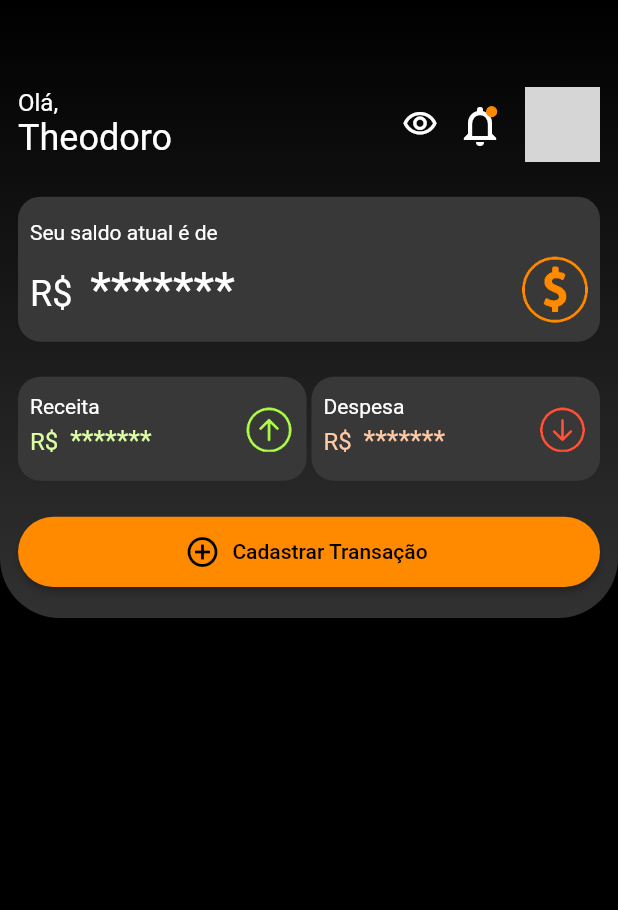
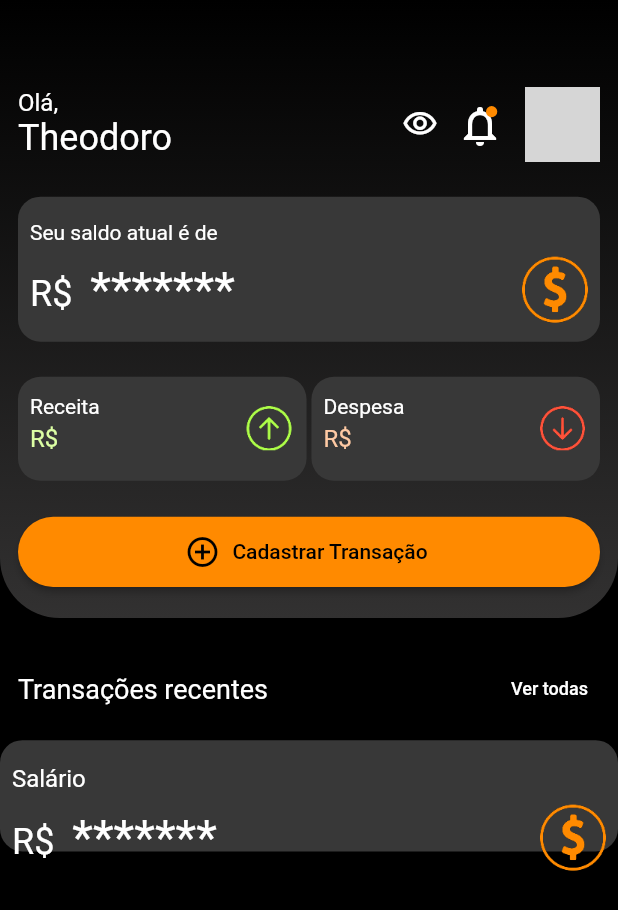
Before and after one commit to Orange-Juice-Projeto-Developer/orange_wallet_mobile, a Flutter app: the screen it shows after launch, on a phone screen of 412 x 824 dp. Shown: the top 910 px of the screen. Run offline on Flutter 3.47's test engine with Material 2 defaults, Android fonts, the phone set to English and light mode, and no system bars; network calls fail; statements that could not run were skipped; grey boxes are pictures that could not be loaded.

Commit message:
Prototipo da lista de transações

```diff
--- /dev/null
+++ b/lib/models/lista_transacoes_container.dart
@@ -0,0 +1,89 @@
+import 'package:flutter/material.dart';
+
+class ListaTransacoesContainer extends StatelessWidget {
+  final String dataTransacao;
+  final String categoriaTransacao;
+  final bool isVisible;
+  final double valorTransacao;
+
+  const ListaTransacoesContainer(
+      {Key? key,
+      required this.isVisible,
+      required this.valorTransacao,
+      required this.categoriaTransacao,
+      required this.dataTransacao})
+      : super(key: key);
+
+  @override
+  Widget build(BuildContext context) {
+    final mediaQuery = MediaQuery.of(context).size;
+    return Padding(
+      padding: const EdgeInsets.symmetric(vertical: 10.0),
+      child: Container(
+        height: mediaQuery.height * 0.09004,
+        decoration: BoxDecoration(
+          color: const Color(0XFF383838),
+          borderRadius: BorderRadius.circular(15),
+        ),
+        child: Padding(
+          padding: const EdgeInsets.only(
+            top: 16.0,
+            left: 8,
+          ),
+          child: Column(
+            crossAxisAlignment: CrossAxisAlignment.start,
+            children: [
+              Padding(
+                padding: const EdgeInsets.only(bottom: 8.0),
+                child: Text(categoriaTransacao,
+                  style: const TextStyle(fontSize: 16, color: Colors.white),
+                ),
+              ),
+              Row(
+                children: [
+                  SizedBox(
+                    width: 170,
+                    height: 38,
+                    child: Text.rich(
+                      TextSpan(
+                        children: [
+                          const TextSpan(
+                            text: 'R\$  ',
+                            style: TextStyle(fontSize: 24, color: Colors.white),
+                          ),
+                          TextSpan(
+                            text: isVisible
+                                ? valorTransacao
+                                    .toStringAsFixed(2)
+                                    .replaceAll('.', ',')
+                                : '*******',
+                            style: const TextStyle(
+                                fontSize: 32, color: Colors.white),
+                          ),
+                        ],
+                      ),
+                    ),
+                  ),
+                  const SizedBox(
+                    width: 16,
+                  ),
+                  const Spacer(),
+                  Padding(
+                    padding: const EdgeInsets.only(right: 8.0),
+                    child: Image.asset(
+                        isAntiAlias: true,
+                        width: 44,
+                        height: 44,
+                        alignment: Alignment.topCenter,
+                        fit: BoxFit.contain,
+                        'assets/images/Dinheiro-Transparente.png'),
+                  ),
+                ],
+              ),
+            ],
+          ),
+        ),
+      ),
+    );
+  }
+}
--- a/lib/models/receita_despesa_container.dart
+++ b/lib/models/receita_despesa_container.dart
@@ -91,9 +91,7 @@ class ReceitaDespesaContainer extends StatelessWidget {
       ),
     );
   }
-}
-
-String receitaOuDespesa(
+  String _receitaOuDespesa(
     bool isReceita, bool isVisible, double receita, double despesa) {
   String retorno = '';
   if (isVisible == true) {
@@ -109,3 +107,4 @@ String receitaOuDespesa(
   }
   return retorno;
 }
+}
--- a/lib/pages/home_page.dart
+++ b/lib/pages/home_page.dart
@@ -1,5 +1,6 @@
 import 'package:flutter/material.dart';
 import 'package:orange_wallet_mobile/models/cadastrar_transacao_button.dart';
+import 'package:orange_wallet_mobile/models/lista_transacoes_container.dart';
 import 'package:orange_wallet_mobile/models/notification_button.dart';
 import 'package:orange_wallet_mobile/models/receita_despesa_container.dart';
 import 'package:orange_wallet_mobile/models/saldo_container.dart';
@@ -20,7 +21,9 @@ class _HomePageState extends State<HomePage> {
     return Scaffold(
       backgroundColor: Colors.black,
       body: SingleChildScrollView(
-        child: Container(
+        child: Column(
+          children: [
+            Container(
               // padding: const EdgeInsets.all(8.0),
               height: mediaQuery.height * .5,
               decoration: const BoxDecoration(
@@ -51,11 +54,13 @@ class _HomePageState extends State<HomePage> {
                           children: const [
                             Text(
                               'Olá,',
-                          style: TextStyle(fontSize: 16, color: Colors.white),
+                              style:
+                                  TextStyle(fontSize: 16, color: Colors.white),
                             ),
                             Text(
                               'Theodoro',
-                          style: TextStyle(fontSize: 24, color: Colors.white),
+                              style:
+                                  TextStyle(fontSize: 24, color: Colors.white),
                             ),
                           ],
                         ),
@@ -129,6 +134,33 @@ class _HomePageState extends State<HomePage> {
                 ],
               ),
             ),
+            SizedBox(
+              height: mediaQuery.height * 0.02843,
+              width: 0,
+            ),
+            Padding(
+              padding: const EdgeInsets.symmetric(horizontal: 12.0),
+              child: Row(
+                mainAxisAlignment: MainAxisAlignment.spaceBetween,
+                children: [
+                  const Text('Transações recentes',
+                      style: TextStyle(
+                        fontSize: 18,
+                        color: Colors.white,
+                      )),
+                  TextButton(
+                    onPressed: () {},
+                    child: const Text(
+                      'Ver todas',
+                      style: TextStyle(fontSize: 12, color: Colors.white),
+                    ),
+                  )
+                ],
+              ),
+            ),
+            ListaTransacoesContainer(isVisible: saldoVisible, valorTransacao: 2500.05, categoriaTransacao: 'Salário', dataTransacao: '11/02/2022')
+          ],
+        ),
       ),
     );
   }
```
Also changed, not shown: lib/main.dart (line endings or trailing spaces), lib/models/saldo_container.dart (line endings or trailing spaces). Lines whose indentation alone changed are shown as unchanged.
